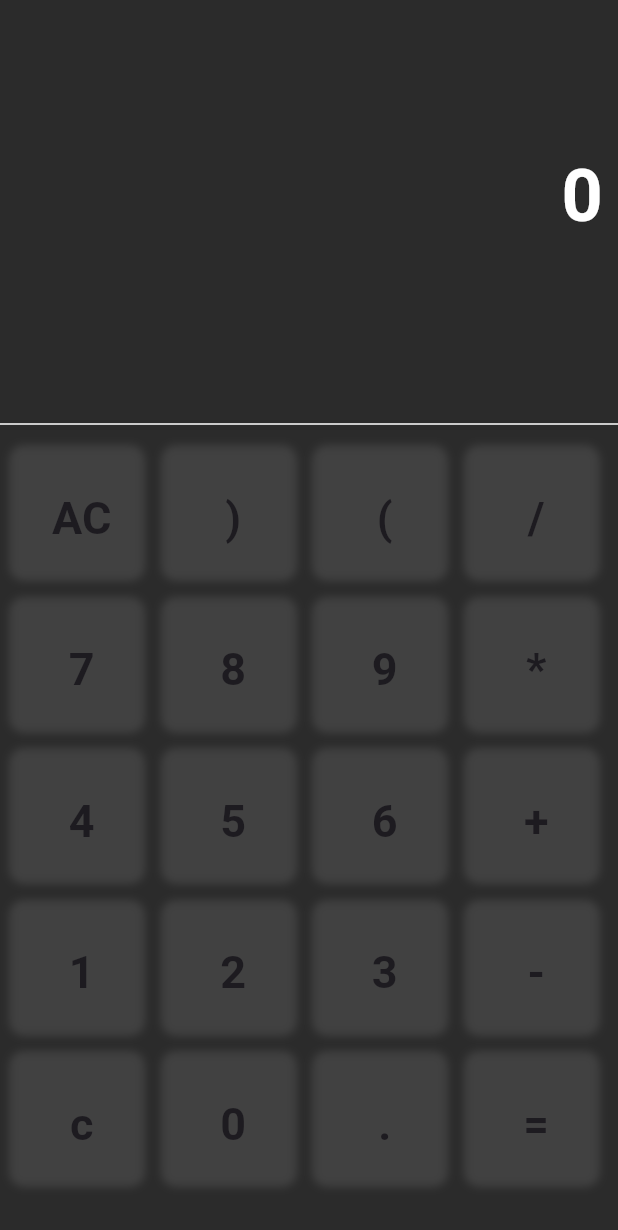
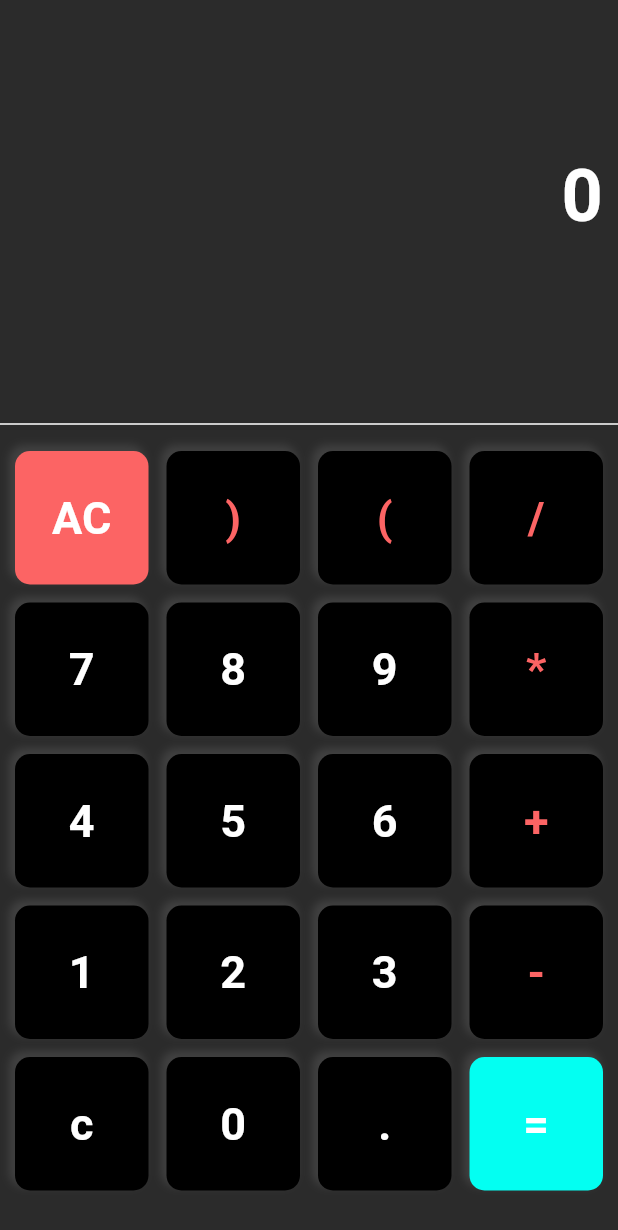
Before and after one commit to WilliamKuehn/will_calculator, a Flutter app: the screen it shows after launch, on a phone screen of 412 x 824 dp. Shown: the top 1230 px of the screen. Run offline on Flutter 3.47's test engine with Material 3 defaults, Android fonts, the phone set to English and light mode, and no system bars; our stand-ins replace math_expressions.

Commit message:
Interface done, nothing works

```diff
--- a/lib/calculator.dart
+++ b/lib/calculator.dart
@@ -1,4 +1,5 @@
 import 'package:flutter/material.dart';
+import 'package:math_expressions/math_expressions.dart';
 
 class Calculator extends StatefulWidget {
   const Calculator({super.key});
@@ -32,7 +33,6 @@ class _CalculatorState extends State<Calculator> {
     '.',
     '=',
   ];
-
   @override
   Widget build(BuildContext context) {
     return Scaffold(
@@ -82,7 +82,7 @@ class _CalculatorState extends State<Calculator> {
                     mainAxisSpacing: 12,
                 ),
                 itemBuilder: (BuildContext context, int index){
-                  return CustomButton(buttonList[index]);
+                  return customButton(buttonList[index]);
                 }
               ),
             )
@@ -91,10 +91,14 @@ class _CalculatorState extends State<Calculator> {
       ),
     );
   }
-  Widget CustomButton(String text){
+  Widget customButton(String text){
     return InkWell(
       splashColor: Colors.black,
-      onTap: (){},
+      onTap: (){
+        setState(() {
+          handleButtons(text);
+        });
+      },
       child: Ink(
         decoration: BoxDecoration(
           color: getBgColor(text),
@@ -110,7 +114,7 @@ class _CalculatorState extends State<Calculator> {
         child: Center(
           child: Text(
             text,
-            style: const TextStyle(
+            style: TextStyle(
               color: getColor(text),
               fontSize: 30,
               fontWeight: FontWeight.bold
@@ -121,10 +125,65 @@ class _CalculatorState extends State<Calculator> {
     );
   }
   getColor(String text){
-    if(text == "/" || text == "/"||text == "/"||text == "/"||text == "/"||text == "/"||text == "/")
+    if
+    (text == "/" ||
+     text == "*"||
+     text == "+"||
+     text == "-"||
+     text == "C"||
+     text == "("||
+     text == ")") {
+      return const Color.fromARGB(255, 252, 100, 100);
+    }
+    return Colors.white;
   }
-}
+  getBgColor(String text){
+    if(text == "AC") {
+      return const Color.fromARGB(255, 252, 100, 100);
+    }
+    if
+    (text == "=") {
+      return const Color.fromARGB(255, 3, 255, 242);
+    }
+    return Colors.black;
+  }
 
-//change if statement to any function button
-//AT 8:51 in the video
+  handleButtons(String text){
+    if(text == "AC"){
+      userInput = "";
+      result = "0";
+      return;
+    }
+    if(text == "C"){
+      if(userInput.isNotEmpty){
+        userInput = userInput.substring(0, userInput.length -1);
+        return;
+      }
+    }
+    else{
+      return null;
+    }
+    if(text == '='){
+      result = calculate();
+      userInput = result;
+      if(userInput.endsWith(".0")){
+        userInput = userInput.replaceAll(".0", "");
+      }
+      if(result.endsWith(".0")){
+        result = result.replaceAll(".0", "");
+      }
+        return;
+     }
+     userInput = userInput + text;
+    }
+    String calculate() {
+      try {
+        var exp = Parser().parse(userInput);
+        var evaluation = exp.evaluate(EvaluationType.REAL, ContextModel());
+        return evaluation.toString();
+      } catch(e){
+        return "Error";
+      }
+    }
+  }
 //Link: https://www.youtube.com/watch?v=6VwahA4BqtM
--- a/pubspec.yaml
+++ b/pubspec.yaml
@@ -35,6 +35,7 @@ dependencies:
   # The following adds the Cupertino Icons font to your application.
   # Use with the CupertinoIcons class for iOS style icons.
   cupertino_icons: ^1.0.2
+  math_expressions: ^2.4.0
 
 dev_dependencies:
   flutter_test:
```
Also changed, not shown: pubspec.lock.
